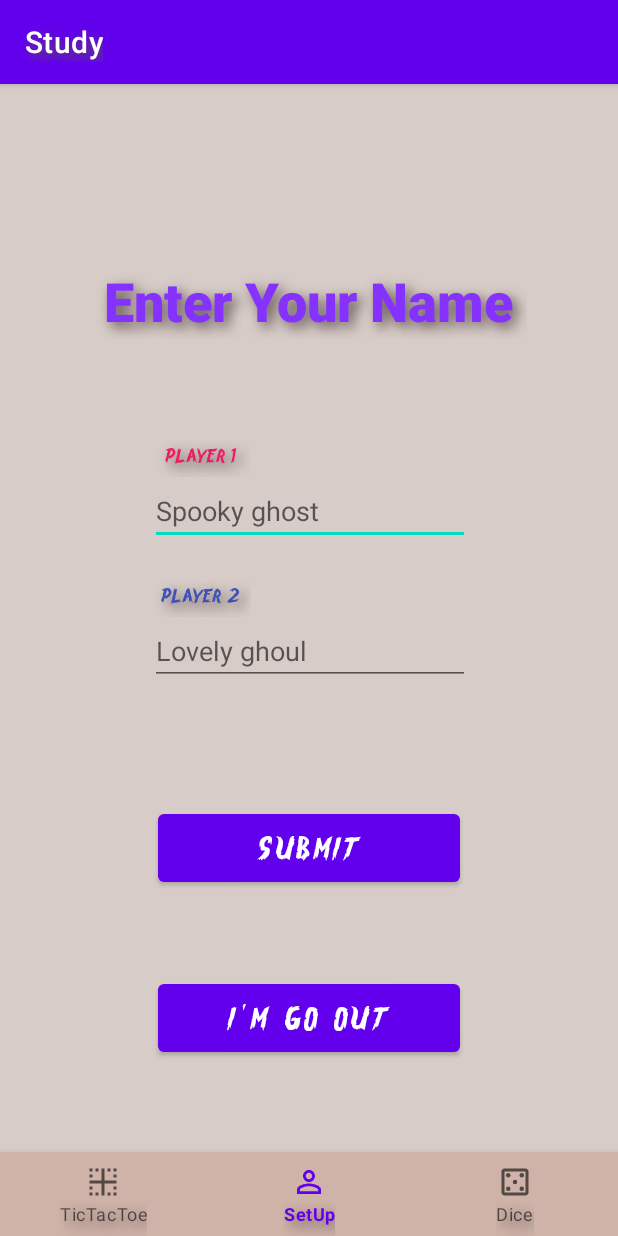
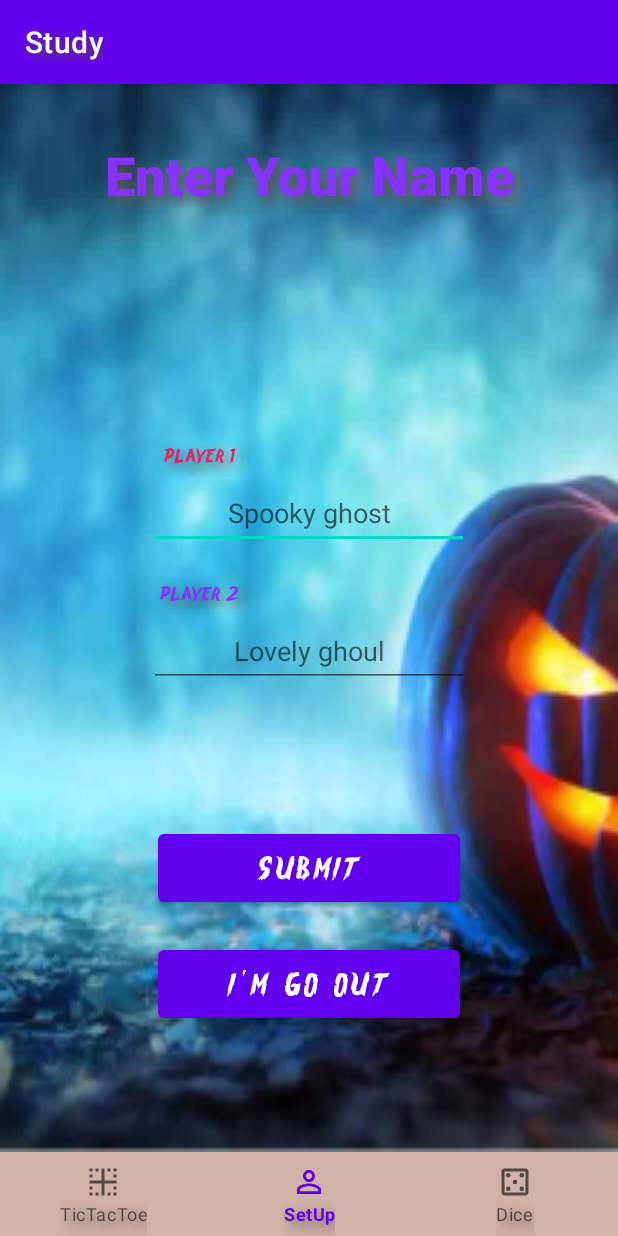
Before and after one commit to VAVolodin/AndroAppStudy, an Android app: the SetupFragment screen opened directly, with no data from a screen before it, on a phone screen of 412 x 824 dp. Run offline under Robolectric (Android 15) with nearby library versions, the phone set to English and light mode, and no system bars.

Commit message:
final design

```diff
--- a/app/src/main/res/layout/fragment_setup.xml
+++ b/app/src/main/res/layout/fragment_setup.xml
@@ -1,28 +1,27 @@
 <?xml version="1.0" encoding="utf-8"?>
 <FrameLayout xmlns:android="http://schemas.android.com/apk/res/android"
+    xmlns:app="http://schemas.android.com/apk/res-auto"
     xmlns:tools="http://schemas.android.com/tools"
     android:id="@+id/setup_fragment"
     android:layout_width="match_parent"
     android:layout_height="match_parent"
-    xmlns:app="http://schemas.android.com/apk/res-auto"
+    android:background="#D7CCC8"
     tools:context=".SetupFragment">
 
     <androidx.constraintlayout.widget.ConstraintLayout
         android:layout_width="match_parent"
         android:layout_height="match_parent"
-        android:background="#D7CCC8"
-        >
+        android:background="@drawable/setup_bg6">
 
         <TextView
             android:id="@+id/playerSetup_title"
             android:layout_width="291dp"
             android:layout_height="50dp"
-            android:layout_marginTop="120dp"
+            android:layout_marginTop="36dp"
             android:text="@string/setup_title_text"
             android:textSize="36sp"
             android:textStyle="bold"
             app:layout_constraintEnd_toEndOf="parent"
-            app:layout_constraintHorizontal_bias="0.498"
             app:layout_constraintStart_toStartOf="parent"
             app:layout_constraintTop_toTopOf="parent" />
 
@@ -30,9 +29,9 @@
             android:id="@+id/player1_title"
             android:layout_width="67dp"
             android:layout_height="29dp"
-            android:text="@string/label1"
             android:fontFamily="@font/brasblus"
             android:gravity="center"
+            android:text="@string/label1"
             android:textColor="#E91E63"
             app:layout_constraintBottom_toTopOf="@+id/player1_nameText"
             app:layout_constraintStart_toStartOf="@+id/player1_nameText" />
@@ -42,9 +41,9 @@
             android:layout_width="67dp"
             android:layout_height="29dp"
             android:fontFamily="@font/brasblus"
+            android:gravity="center"
             android:text="@string/label2"
-            android:gravity="center"
-            android:textColor="#3F51B5"
+            android:textColor="#8632ff"
             app:layout_constraintBottom_toTopOf="@+id/player2_nameText"
             app:layout_constraintStart_toStartOf="@+id/player2_nameText" />
 
@@ -52,37 +51,39 @@
             android:id="@+id/player1_nameText"
             android:layout_width="wrap_content"
             android:layout_height="wrap_content"
-        android:layout_marginTop="92dp"
+            android:layout_marginTop="176dp"
+            android:autofillHints="Player_1"
             android:ems="10"
+            android:hint="@string/name_hint1"
             android:inputType="textPersonName"
-        android:hint="@string/name_hint1"
+            android:minHeight="48dp"
+            android:textAlignment="center"
             app:layout_constraintEnd_toEndOf="parent"
-        app:layout_constraintHorizontal_bias="0.502"
             app:layout_constraintStart_toStartOf="parent"
-        app:layout_constraintTop_toBottomOf="@+id/playerSetup_title"
-        android:autofillHints="Player_1" />
+            app:layout_constraintTop_toBottomOf="@+id/playerSetup_title" />
 
         <EditText
             android:id="@+id/player2_nameText"
             android:layout_width="wrap_content"
             android:layout_height="wrap_content"
-        android:layout_marginTop="48dp"
+            android:layout_marginTop="44dp"
+            android:autofillHints="Player_2"
             android:ems="10"
+            android:hint="@string/name_hint2"
             android:inputType="textPersonName"
-        android:hint="@string/name_hint2"
+            android:minHeight="48dp"
+            android:textAlignment="center"
             app:layout_constraintEnd_toEndOf="parent"
-        app:layout_constraintHorizontal_bias="0.502"
             app:layout_constraintStart_toStartOf="parent"
-        app:layout_constraintTop_toBottomOf="@+id/player1_nameText"
-        android:autofillHints="Player_2" />
+            app:layout_constraintTop_toBottomOf="@+id/player1_nameText" />
 
         <Button
             android:id="@+id/submit_button"
             android:layout_width="201dp"
             android:layout_height="57dp"
-        android:layout_marginTop="80dp"
+            android:layout_marginTop="92dp"
+            android:fontFamily="@font/brasblus"
             android:text="@string/submit_btn"
-        android:fontFamily="@font/brasblus"
             android:textSize="22sp"
             app:layout_constraintEnd_toEndOf="parent"
             app:layout_constraintStart_toStartOf="parent"
@@ -92,9 +93,9 @@
             android:id="@+id/exit_button"
             android:layout_width="201dp"
             android:layout_height="57dp"
-            android:layout_marginTop="56dp"
+            android:layout_marginTop="20dp"
+            android:fontFamily="@font/brasblus"
             android:text="@string/exit_btn"
-            android:fontFamily="@font/brasblus"
             android:textSize="22sp"
             app:layout_constraintEnd_toEndOf="parent"
             app:layout_constraintStart_toStartOf="parent"
```
Also changed, not shown: app/src/main/res/layout/fragment_game_board.xml (+18 -16 lines), app/src/main/res/drawable-xxhdpi/setup_bg4.webp (added), app/src/main/res/drawable-xxhdpi/setup_bg6.webp (added), 2 other files. Lines whose indentation alone changed are shown as unchanged.
